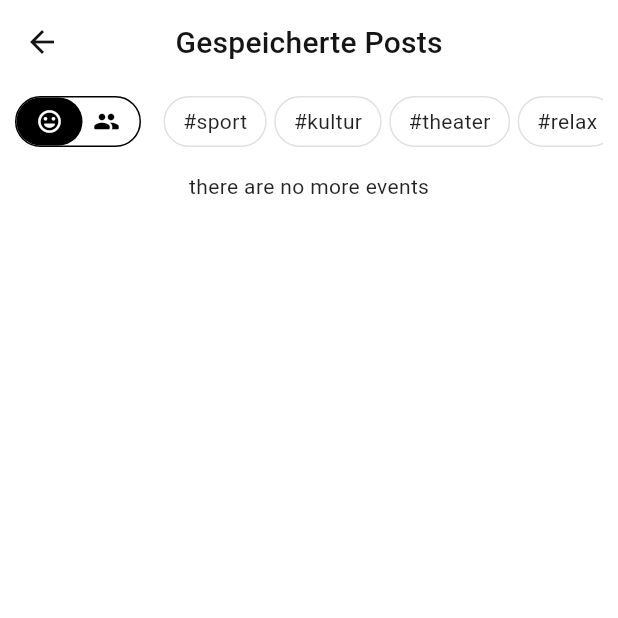
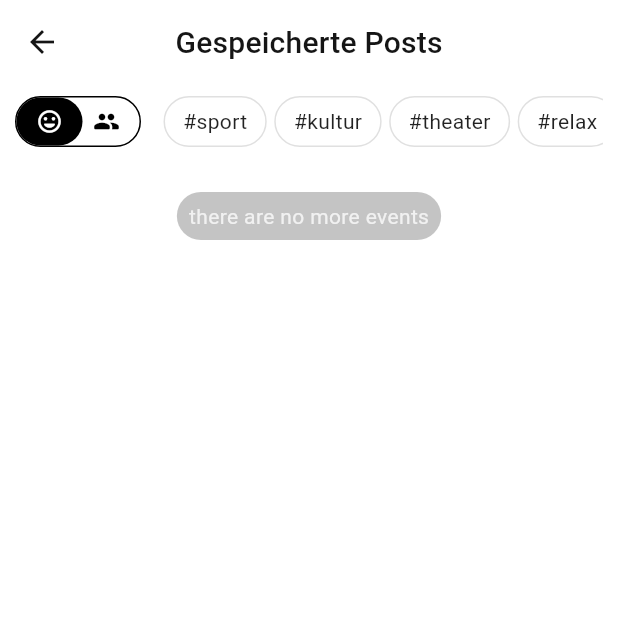
Before and after one commit to tim200002/fingerfunke-app, a Flutter app: the SavedPage screen opened by its route, on a phone screen of 412 x 824 dp, the top half of it. Run offline on Flutter 3.47's test engine with Material 2 defaults, Android fonts, the phone set to English and light mode, and no system bars; our stand-ins replace auto_size_text, bloc, camera, cloud_firestore, cloud_functions, dio and 15 more; missing offline and left inert: flutter_settings_ui, video_thumbnail; accounts and stored records are empty.

Commit message:
fix: added styling to the paginator indicator

```diff
--- a/lib/view/paginated_list/view/paginated_list.dart
+++ b/lib/view/paginated_list/view/paginated_list.dart
@@ -51,11 +51,20 @@ class PaginatedList<T> extends StatelessWidget {
             index == state.itemCount - 1;
   }
 
-  Widget? _createIndicator(PaginatedListState<T> state) {
+  Widget? _createIndicator(PaginatedListState<T> state, BuildContext context) {
     if (state.isLoading) {
       return loadingIndicator;
     } else {
-      return endMessage != null ? Center(child: Text(endMessage!)) : null;
+      return endMessage != null ? Center(child: Padding(
+        padding: const EdgeInsets.all(12.0),
+        child: Container(
+            padding: const EdgeInsets.all(8.0),
+            decoration: BoxDecoration(
+              borderRadius: BorderRadius.circular(25),
+              color: Theme.of(context).colorScheme.onSurface.withOpacity(0.25),
+            ),
+            child: Text(endMessage!, style: TextStyle(color: Theme.of(context).colorScheme.background),)),
+      )) : null;
     }
   }
 
@@ -74,7 +83,7 @@ class PaginatedList<T> extends StatelessWidget {
             //Check if we reached bottom of list
             // if yes shown indicator
             if (_currentElementIsIndicator(state, index)) {
-              return _createIndicator(state) ?? Container();
+              return _createIndicator(state, context) ?? Container();
             }
             // if not create element
             else {
```
